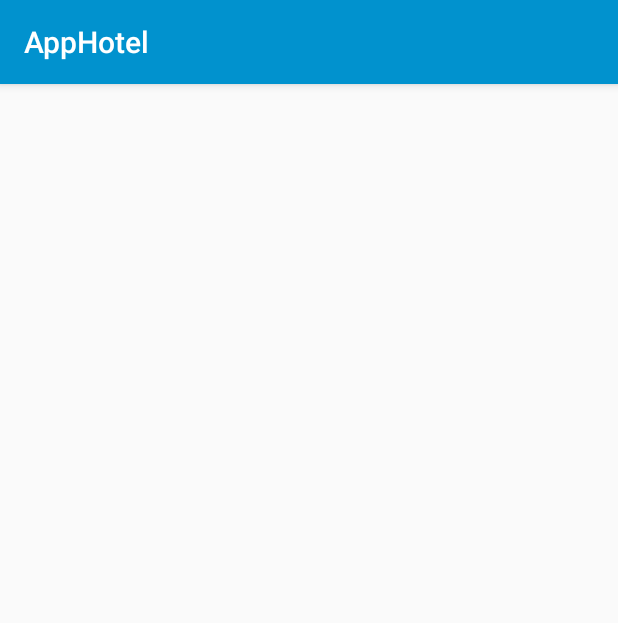
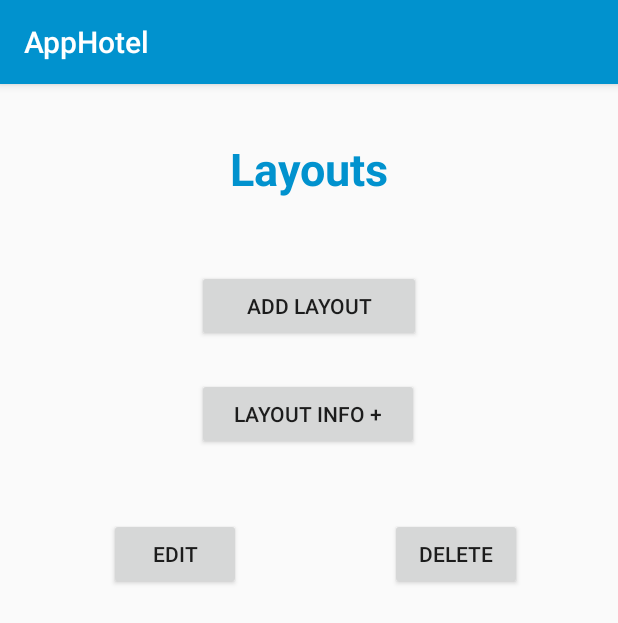
Before and after one commit to miguelpereira25/AppHotel, an Android app: the Layout screen opened directly, with no data from a screen before it, on a phone screen of 412 x 824 dp. Shown: the top 623 px of the screen. Run offline under Robolectric (Android 15) with nearby library versions, the phone set to English and light mode, and no system bars.

Commit message:
Created my activity Layout with all validations edit and delete

```diff
--- a/app/src/main/AndroidManifest.xml
+++ b/app/src/main/AndroidManifest.xml
@@ -13,10 +13,11 @@
         android:roundIcon="@mipmap/ic_launcher_round"
         android:supportsRtl="true"
         android:theme="@style/AppTheme">
-        <activity android:name=".StaffGeneral"></activity>
+        <activity android:name=".NewLayout"></activity>
+        <activity android:name=".LayoutInfo" />
+        <activity android:name=".StaffGeneral" />
         <activity android:name=".Layout" />
         <activity android:name=".Staff" />
-        <activity android:name=".Loading" />
         <activity android:name=".DeleteEvento" />
         <activity android:name=".EditEvento" />
         <activity android:name=".AddEventos" />
--- a/app/src/main/java/pt/ipg/apphotel/Layout.java
+++ b/app/src/main/java/pt/ipg/apphotel/Layout.java
@@ -2,13 +2,42 @@ package pt.ipg.apphotel;
 
 import androidx.appcompat.app.AppCompatActivity;
 
+import android.content.Intent;
 import android.os.Bundle;
+import android.view.View;
+import android.widget.Button;
 
 public class Layout extends AppCompatActivity {
+    private Button button;
+
 
     @Override
     protected void onCreate(Bundle savedInstanceState) {
         super.onCreate(savedInstanceState);
         setContentView(R.layout.activity_layout);
+
+        button = (Button) findViewById(R.id.buttonAddLayout);
+        button.setOnClickListener(new View.OnClickListener() {
+            @Override
+            public void onClick(View v) {
+                openAddLayout();
+            }
+        });
+        button = (Button) findViewById(R.id.buttonLayout);
+        button.setOnClickListener(new View.OnClickListener() {
+            @Override
+            public void onClick(View v) {
+                openLayoutInf();
+            }
+        });
+    }
+    public void openAddLayout(){
+        Intent intent = new Intent(this, NewLayout.class);
+        startActivity(intent);
+
+    }
+    public void openLayoutInf(){
+        Intent intent = new Intent(this, LayoutInfo.class);
+        startActivity(intent);
     }
 }
--- a/app/src/main/res/layout/activity_layout.xml
+++ b/app/src/main/res/layout/activity_layout.xml
@@ -6,4 +6,74 @@
     android:layout_height="match_parent"
     tools:context=".Layout">
 
+    <TextView
+        android:id="@+id/textView2"
+        android:layout_width="165dp"
+        android:layout_height="56dp"
+        android:layout_marginStart="8dp"
+        android:layout_marginTop="36dp"
+        android:layout_marginEnd="8dp"
+        android:text="@string/layouts"
+        android:textAlignment="center"
+        android:textColor="@color/colorPrimary"
+        android:textSize="30sp"
+        android:textStyle="bold"
+        app:layout_constraintEnd_toEndOf="parent"
+        app:layout_constraintStart_toStartOf="parent"
+        app:layout_constraintTop_toTopOf="parent" />
+
+    <Button
+        android:id="@+id/buttonAddLayout"
+        android:layout_width="149dp"
+        android:layout_height="wrap_content"
+        android:layout_marginStart="8dp"
+        android:layout_marginTop="32dp"
+        android:layout_marginEnd="8dp"
+        android:text="@string/add_layout"
+        app:layout_constraintEnd_toEndOf="parent"
+        app:layout_constraintStart_toStartOf="parent"
+        app:layout_constraintTop_toBottomOf="@+id/textView2" />
+
+    <Button
+        android:id="@+id/buttonLayout"
+        android:layout_width="148dp"
+        android:layout_height="wrap_content"
+        android:layout_marginStart="8dp"
+        android:layout_marginTop="24dp"
+        android:layout_marginEnd="8dp"
+        android:text="@string/layout_info"
+        app:layout_constraintEnd_toEndOf="parent"
+        app:layout_constraintHorizontal_bias="0.497"
+        app:layout_constraintStart_toStartOf="parent"
+        app:layout_constraintTop_toBottomOf="@+id/buttonAddLayout" />
+
+    <Button
+        android:id="@+id/buttonEditLayout"
+        android:layout_width="wrap_content"
+        android:layout_height="wrap_content"
+        android:layout_marginStart="12dp"
+        android:layout_marginTop="36dp"
+        android:layout_marginEnd="8dp"
+        android:layout_marginBottom="8dp"
+        android:text="@string/edit"
+        app:layout_constraintBottom_toBottomOf="parent"
+        app:layout_constraintEnd_toStartOf="@+id/button3"
+        app:layout_constraintHorizontal_bias="0.398"
+        app:layout_constraintStart_toStartOf="parent"
+        app:layout_constraintTop_toBottomOf="@+id/buttonLayout"
+        app:layout_constraintVertical_bias="0.022" />
+
+    <Button
+        android:id="@+id/button3"
+        android:layout_width="wrap_content"
+        android:layout_height="wrap_content"
+        android:layout_marginTop="36dp"
+        android:layout_marginEnd="64dp"
+        android:layout_marginBottom="8dp"
+        android:text="@string/delete"
+        app:layout_constraintBottom_toBottomOf="parent"
+        app:layout_constraintEnd_toEndOf="parent"
+        app:layout_constraintTop_toBottomOf="@+id/buttonLayout"
+        app:layout_constraintVertical_bias="0.022" />
+
 </androidx.constraintlayout.widget.ConstraintLayout>
--- a/app/src/main/res/values/strings.xml
+++ b/app/src/main/res/values/strings.xml
@@ -33,4 +33,11 @@
     <string name="nib">NIB</string>
     <string name="social_security">Social Security</string>
     <string name="add_staff">ADD Staff</string>
+    <string name="image">Image</string>
+    <string name="layouts">Layouts</string>
+    <string name="add_layout">Add Layout</string>
+    <string name="layout_info">Layout Info +</string>
+    <string name="alergies">Alergies</string>
+    <string name="vegetarians">Vegetarians</string>
+    <string name="vegan">Vegan</string>
 </resources>
```
Also changed, not shown: app/src/main/java/pt/ipg/apphotel/LayoutInfo.java (added, +71 -0 lines), app/src/main/java/pt/ipg/apphotel/Loading.java (deleted, +0 -30 lines), app/src/main/java/pt/ipg/apphotel/NewLayout.java (added, +14 -0 lines), app/src/main/res/layout/activity_layout_info.xml (added, +125 -0 lines), app/src/main/res/layout/activity_loading.xml (deleted, +0 -23 lines), app/src/main/res/layout/activity_new_layout.xml (added, +9 -0 lines), 1 other file.
